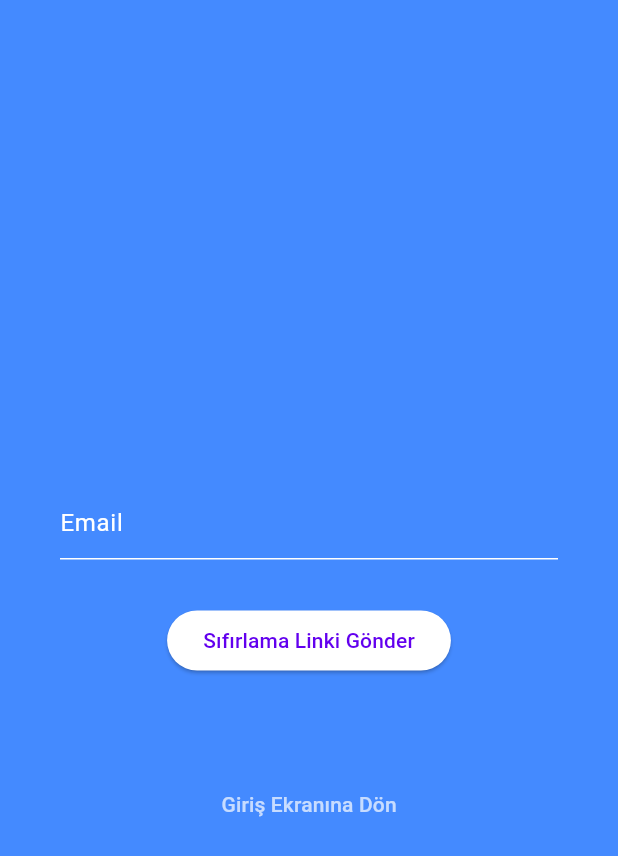
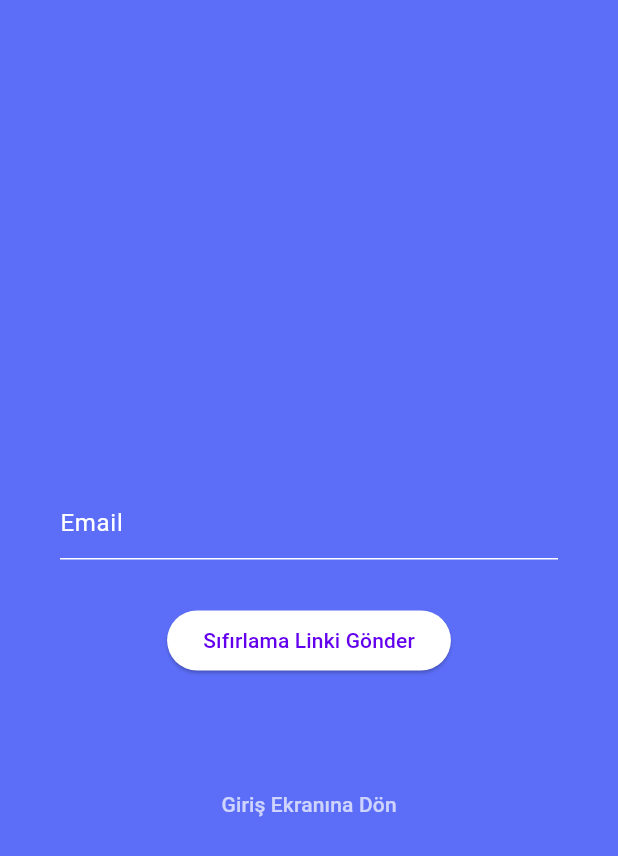
Before and after one commit to emirhnernsatr/To-Do-List, a Flutter app: the screen it shows after launch, after a tap on "sifremi Unuttum", on a phone screen of 412 x 824 dp. Shown: the top 856 px of the screen. Run offline on Flutter 3.47's test engine with Material 3 defaults, Android fonts, the phone set to English and light mode, and no system bars; our stand-ins replace cloud_firestore, firebase_auth, firebase_core, flutter_bloc; accounts and stored records are empty.

Commit message:
screens klasörü, theme, widgets klasörü duzenlendı. home_screen floatingActionButton eklendi

```diff
--- a/lib/screens/forgot_password_screen.dart
+++ b/lib/screens/forgot_password_screen.dart
@@ -34,14 +34,14 @@ class _ForgotPasswordScreenState extends State<ForgotPasswordScreen> {
   @override
   Widget build(BuildContext context) {
     return Scaffold(
-      backgroundColor: AppColors.blueAccent,
+      backgroundColor: AppColors.primaryColor,
       body: Center(
         child: Padding(
           padding: Paddings.all40,
           child: Column(
             mainAxisAlignment: MainAxisAlignment.center,
             children: [
-              AppText.ForgotMessageText,
+              AppText.ForgotMessageText(message),
               sizedBoxH(40),
               _TextFieldForgotEmail(),
 
@@ -49,7 +49,7 @@ class _ForgotPasswordScreenState extends State<ForgotPasswordScreen> {
               _ResetPasswordButton(),
 
               sizedBoxH(20),
-              AppText.ForgotMessageText,
+              AppText.ForgotMessageText(message),
 
               sizedBoxH(20),
               _ReturnHomeButton(context),
--- a/lib/screens/login_screen.dart
+++ b/lib/screens/login_screen.dart
@@ -28,6 +28,7 @@ class _LoginScreenState extends State<LoginScreen> {
       _emailController.text.trim(),
       _passwordController.text.trim(),
     );
+
     setState(() {
       if (user != null) {
         message = 'Giriş başarılı! Hoşgeldin: ${user.email}';
@@ -49,7 +50,7 @@ class _LoginScreenState extends State<LoginScreen> {
   @override
   Widget build(BuildContext context) {
     return Scaffold(
-      backgroundColor: AppColors.blueAccent,
+      backgroundColor: AppColors.primaryColor,
       body: SingleChildScrollView(
         child: Center(
           child: Padding(
@@ -57,10 +58,13 @@ class _LoginScreenState extends State<LoginScreen> {
             child: Column(
               children: [
                 sizedBoxH(50),
+
                 Container(child: AppText.TitleText),
                 sizedBoxH(70),
+
                 _TextFieldEmail(),
                 sizedBoxH(30),
+
                 _TextFieldSifre(),
                 sizedBoxH(20),
 
@@ -86,7 +90,7 @@ class _LoginScreenState extends State<LoginScreen> {
       controller: _passwordController,
       decoration: customInputDecoration('Sifre'),
       obscureText: true,
-      style: TextStyle(color: AppColors.white),
+      style: TextStyle(color: AppColors.whitecolor),
     );
   }
 
@@ -94,7 +98,7 @@ class _LoginScreenState extends State<LoginScreen> {
     return TextField(
       controller: _emailController,
       decoration: customInputDecoration('Email'),
-      style: TextStyle(color: AppColors.white),
+      style: TextStyle(color: AppColors.whitecolor),
       keyboardType: TextInputType.emailAddress,
     );
   }
@@ -107,10 +111,7 @@ class _LoginScreenState extends State<LoginScreen> {
           MaterialPageRoute(builder: (_) => const ForgotPasswordScreen()),
         );
       },
-      child: Text(
-        'sifremi Unuttum',
-        style: TextStyle(color: AppColors.white70),
-      ),
+      child: AppText.ForgotPasswordText,
     );
   }
 
@@ -122,7 +123,7 @@ class _LoginScreenState extends State<LoginScreen> {
           MaterialPageRoute(builder: (_) => const RegisterScreen()),
         );
       },
-      child: Text('Hesap Olustur', style: TextStyle(color: AppColors.black)),
+      child: AppText.RegisterLinkText,
     );
   }
 
@@ -136,9 +137,7 @@ class _LoginScreenState extends State<LoginScreen> {
           borderRadius: BorderRadius.circular(60),
           color: AppColors.green,
         ),
-        child: Center(
-          child: Text('Giris Yap', style: TextStyle(color: AppColors.white)),
-        ),
+        child: Center(child: AppText.LoginText),
       ),
     );
   }
@@ -146,12 +145,12 @@ class _LoginScreenState extends State<LoginScreen> {
   InputDecoration customInputDecoration(String hintText) {
     return InputDecoration(
       hintText: hintText,
-      hintStyle: TextStyle(color: AppColors.white),
+      hintStyle: TextStyle(color: AppColors.whitecolor),
       enabledBorder: UnderlineInputBorder(
-        borderSide: BorderSide(color: AppColors.white),
+        borderSide: BorderSide(color: AppColors.whitecolor),
       ),
       focusedBorder: UnderlineInputBorder(
-        borderSide: BorderSide(color: AppColors.white),
+        borderSide: BorderSide(color: AppColors.whitecolor),
       ),
     );
   }
--- a/lib/theme/app_theme.dart
+++ b/lib/theme/app_theme.dart
@@ -6,30 +6,30 @@ class AppTheme {
   AppTheme() {
     theme = ThemeData(
       appBarTheme: AppBarTheme(
-        color: AppColors.blueAccent,
+        color: AppColors.primaryColor,
         shape: RoundedRectangleBorder(
           borderRadius: BorderRadius.vertical(bottom: Radius.circular(20)),
         ),
       ),
 
-      scaffoldBackgroundColor: Colors.white.withOpacity(0.9),
+      scaffoldBackgroundColor: AppColors.whitecolor,
       floatingActionButtonTheme: FloatingActionButtonThemeData(
-        backgroundColor: AppColors.blueAccent,
+        backgroundColor: AppColors.whitecolor,
       ),
       buttonTheme: ButtonThemeData(
         colorScheme: ColorScheme.light(
-          onPrimary: Colors.blue,
-          onSecondary: AppColors.blueAccent,
+          onPrimary: AppColors.primaryColor,
+          onSecondary: AppColors.primaryColor,
         ),
       ),
       colorScheme: ColorScheme.light(),
       checkboxTheme: CheckboxThemeData(
-        fillColor: WidgetStateProperty.all(AppColors.blueAccent),
-        side: BorderSide(color: AppColors.blueAccent),
+        fillColor: WidgetStateProperty.all(AppColors.primaryColor),
+        side: BorderSide(color: AppColors.primaryColor),
       ),
 
       textTheme: ThemeData.light().textTheme.copyWith(
-        titleLarge: TextStyle(fontSize: 24, color: AppColors.blueAccent),
+        titleLarge: TextStyle(fontSize: 24, color: AppColors.primaryColor),
       ),
     );
   }
@@ -43,4 +43,6 @@ class AppColors {
   static final Color green = Colors.green;
   static final Color blue = Colors.blue;
   static final Color grey = Colors.grey;
+  static final Color primaryColor = Color(0xFF5C6EF8);
+  static final Color whitecolor = Color(0xFFF3F4F6);
 }
--- a/lib/widgets/task_item.dart
+++ b/lib/widgets/task_item.dart
@@ -11,18 +11,18 @@ class Paddings {
 }
 
 class AppText {
-  static final TitleText = Text(
+  static Widget TitleText = Text(
     'To - Do',
     style: TextStyle(
       fontSize: 50,
-      color: Colors.black,
+      color: AppColors.whitecolor,
       fontWeight: FontWeight.bold,
     ),
   );
 
-  static final TitleHomeText = const Text('Görev Listesi');
+  static Widget TitleHomeText = const Text('Görev Listesi');
 
-  static final PasswordResetText = Text(
+  static Widget PasswordResetText = Text(
     'Şifre Sıfırlama',
     style: TextStyle(
       fontSize: 32,
@@ -31,24 +31,41 @@ class AppText {
     ),
   );
 
-  static final ForgotMessageText = Text(
-    '',
-    style: TextStyle(color: Colors.white),
-    textAlign: TextAlign.center,
-  );
+  static Widget ForgotMessageText(String message) {
+    return Text(
+      message = message,
+      style: TextStyle(color: Colors.white),
+      textAlign: TextAlign.center,
+    );
+  }
 
-  static final RegisterText = Text(
+  static Widget RegisterText = Text(
     "Kayıt ol",
     style: TextStyle(fontSize: 45, fontWeight: FontWeight.bold),
   );
 
-  static final AccountPromptText = Text(
+  static Widget AccountPromptText = Text(
     'Hesabın Var Mı ?',
     style: TextStyle(color: AppColors.black),
   );
 
-  static final RegisterButtonText = Text(
+  static Widget RegisterButtonText = Text(
     'kayıt Ol',
     style: TextStyle(color: AppColors.white),
   );
+
+  static Widget ForgotPasswordText = Text(
+    'sifremi Unuttum',
+    style: TextStyle(color: AppColors.white70),
+  );
+
+  static Widget LoginText = Text(
+    'Giris Yap',
+    style: TextStyle(color: AppColors.whitecolor, fontWeight: FontWeight.bold),
+  );
+
+  static Widget RegisterLinkText = Text(
+    'Hesap Olustur',
+    style: TextStyle(color: AppColors.white),
+  );
 }
--- a/lib/widgets/task_list_view.dart
+++ b/lib/widgets/task_list_view.dart
@@ -116,7 +116,7 @@ class TaskItem extends StatelessWidget {
         mainAxisSize: MainAxisSize.min,
         children: [
           IconButton(
-            icon: Icon(Icons.edit, color: AppColors.blue),
+            icon: Icon(Icons.edit, color: AppColors.primaryColor),
             onPressed: onEdit,
           ),
           IconButton(
--- a/pubspec.yaml
+++ b/pubspec.yaml
@@ -37,7 +37,7 @@ dependencies:
   firebase_auth: ^5.6.2
   equatable: ^2.0.5
   uuid: ^4.0.0
-
+  google_fonts: ^6.0.0
 
 
 
```
Also changed, not shown: lib/screens/home_screen.dart (+48 -20 lines), pubspec.lock, 1 other file.
